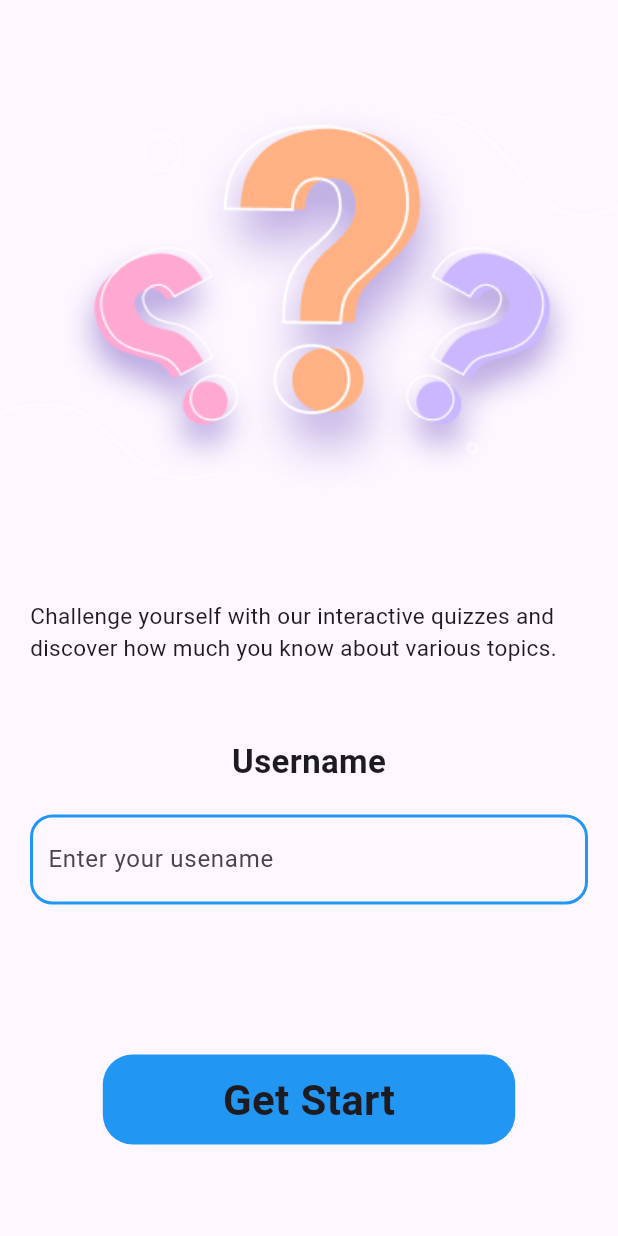
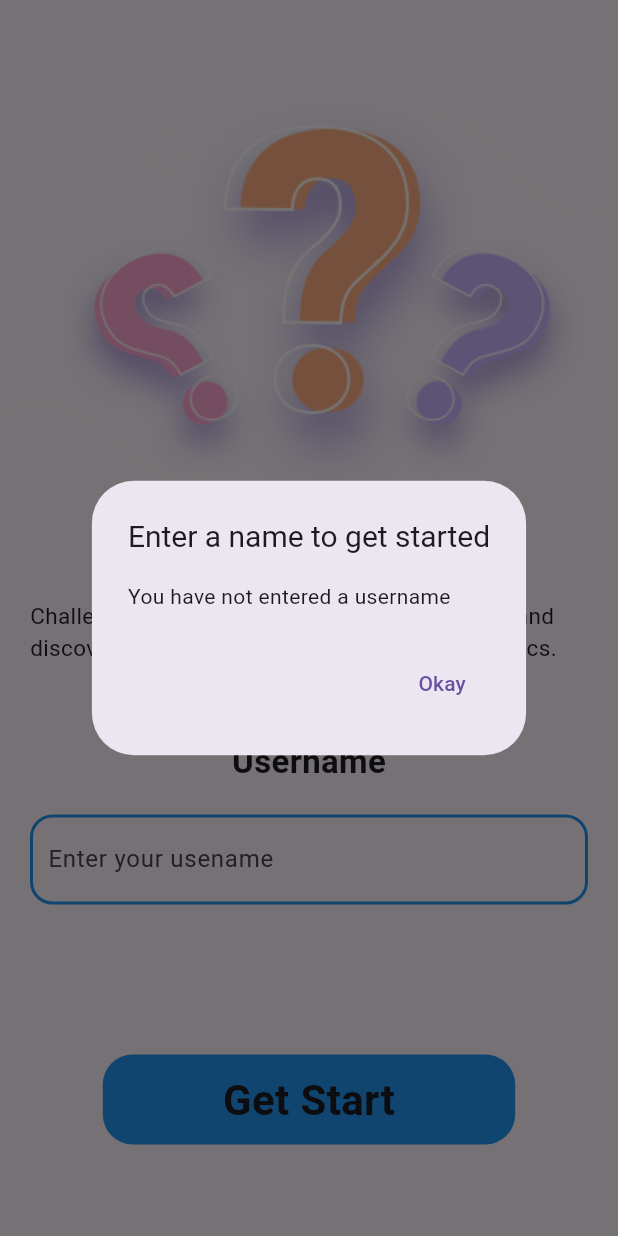
Before and after one commit to DuyNguoiLinh/trivia_app, a Flutter app: the screen it shows after launch, after a tap on "Get Start", on a phone screen of 412 x 824 dp. Run offline on Flutter 3.47's test engine with Material 3 defaults, Android fonts, the phone set to English and light mode, and no system bars; our stand-ins replace flutter_riverpod, isar; accounts and stored records are empty; generated files the repository leaves out were written again.

Commit message:
userNameController.isEmpty  show Diolog not 'Get Start'

```diff
--- a/lib/src/features/questions/presentation/widget/buttons.dart
+++ b/lib/src/features/questions/presentation/widget/buttons.dart
@@ -51,7 +51,7 @@ class Buttons extends ConsumerWidget{
                     color: Colors.blue,
                     width: 2,
                   )),
-              child:  Text(userName.toString(),style: TextStyle(fontSize: 24),)
+              child:  Text(userName.toString(),style: const TextStyle(fontSize: 24),)
             ),
           const SizedBox(
               height: 100
@@ -61,6 +61,24 @@ class Buttons extends ConsumerWidget{
               final name=nameController.text;
               if( name.isNotEmpty ){
                 ref.read(asyncQuizProvider.notifier).saveUseName(name);
+              //   navigator.push
+              } else if(userName?.isNotEmpty == true){
+              // navigator.push
+              } else {
+                showDialog(
+                    context: context,
+                    builder: (ctx) => AlertDialog(
+                      title: const Text('Enter a name to get started',style: TextStyle(fontSize: 20),),
+                      content: const Text(
+                          'You have not entered a username'),
+                      actions: [
+                        TextButton(
+                            onPressed: () {
+                              Navigator.pop(ctx);
+                            },
+                            child: const Text('Okay'))
+                      ],
+                    ));
               }
             },
             child: Container(
```
